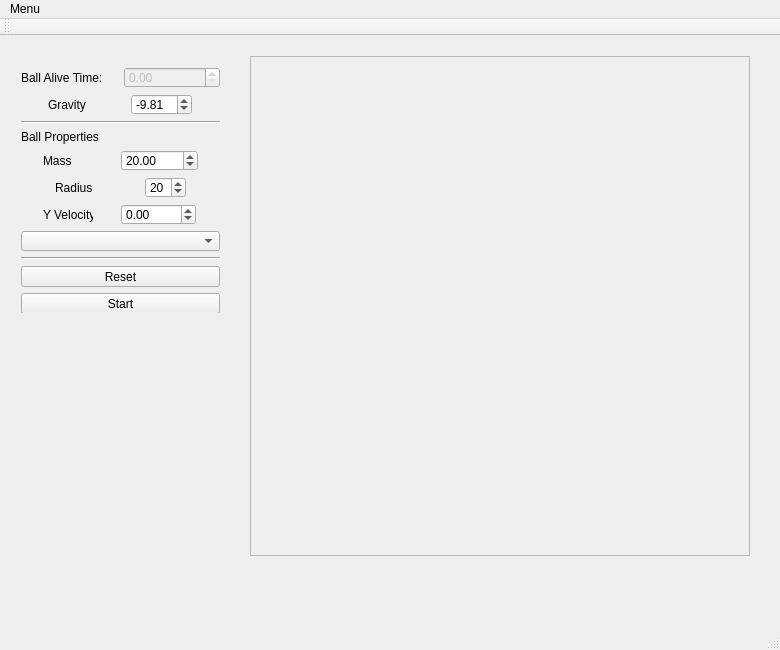
This is forms/gravitymainwindow.ui in ExaByTEz/CS343FinalProject as Qt 5 draws it before an edit. The edited form follows.
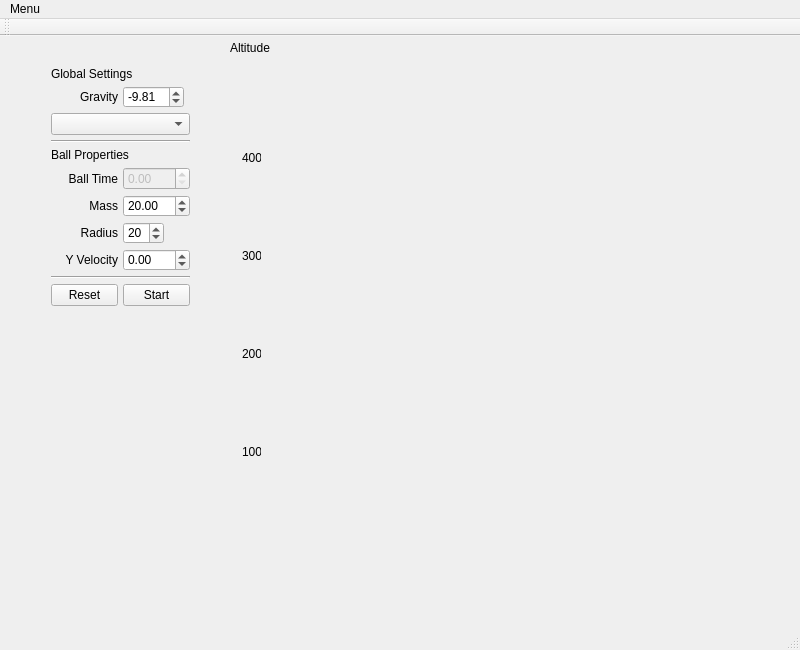
This is the edited form. Custom widgets are drawn as their Qt base class.

```diff
--- a/forms/gravitymainwindow.ui
+++ b/forms/gravitymainwindow.ui
@@ -6,7 +6,7 @@
    <rect>
     <x>0</x>
     <y>0</y>
-    <width>780</width>
+    <width>800</width>
     <height>650</height>
    </rect>
   </property>
@@ -17,121 +17,232 @@
    <string>GravityMainWindow</string>
   </property>
   <widget class="QWidget" name="centralWidget">
-   <widget class="QWidget" name="verticalLayoutWidget">
+   <widget class="GL2DDrawingWidget" name="mainDrawingWidget" native="true">
+    <property name="enabled">
+     <bool>true</bool>
+    </property>
     <property name="geometry">
      <rect>
-      <x>10</x>
+      <x>271</x>
       <y>20</y>
-      <width>221</width>
-      <height>257</height>
+      <width>500</width>
+      <height>500</height>
      </rect>
     </property>
-    <layout class="QVBoxLayout" name="verticalLayout">
+   </widget>
+   <widget class="QWidget" name="verticalLayoutWidget_2">
+    <property name="geometry">
+     <rect>
+      <x>231</x>
+      <y>20</y>
+      <width>41</width>
+      <height>501</height>
+     </rect>
+    </property>
+    <layout class="QVBoxLayout" name="verticalLayout_2">
      <property name="spacing">
-      <number>6</number>
+      <number>0</number>
      </property>
-     <property name="sizeConstraint">
-      <enum>QLayout::SetDefaultConstraint</enum>
-     </property>
-     <property name="bottomMargin">
+     <item>
+      <layout class="QHBoxLayout" name="horizontalLayout_6">
+       <property name="spacing">
+        <number>0</number>
+       </property>
+       <item>
+        <widget class="QLabel" name="label_2">
+         <property name="enabled">
+          <bool>true</bool>
+         </property>
+         <property name="sizePolicy">
+          <sizepolicy hsizetype="Preferred" vsizetype="Preferred">
+           <horstretch>0</horstretch>
+           <verstretch>0</verstretch>
+          </sizepolicy>
+         </property>
+         <property name="maximumSize">
+          <size>
+           <width>20</width>
+           <height>20</height>
+          </size>
+         </property>
+         <property name="text">
+          <string>400</string>
+         </property>
+         <property name="alignment">
+          <set>Qt::AlignLeading|Qt::AlignLeft|Qt::AlignVCenter</set>
+         </property>
+        </widget>
+       </item>
+       <item>
+        <widget class="Line" name="line_5">
+         <property name="frameShadow">
+          <enum>QFrame::Raised</enum>
+         </property>
+         <property name="orientation">
+          <enum>Qt::Horizontal</enum>
+         </property>
+        </widget>
+       </item>
+      </layout>
+     </item>
+     <item>
+      <layout class="QHBoxLayout" name="horizontalLayout_9">
+       <property name="spacing">
       <number>0</number>
      </property>
      <item>
-      <layout class="QHBoxLayout" name="horizontalLayout_4">
+        <widget class="QLabel" name="label_4">
+         <property name="maximumSize">
+          <size>
+           <width>20</width>
+           <height>20</height>
+          </size>
+         </property>
+         <property name="text">
+          <string>300</string>
+         </property>
+        </widget>
+       </item>
        <item>
+        <widget class="Line" name="line_4">
+         <property name="frameShadow">
+          <enum>QFrame::Raised</enum>
+         </property>
+         <property name="orientation">
+          <enum>Qt::Horizontal</enum>
+         </property>
+        </widget>
+       </item>
+      </layout>
+     </item>
+     <item>
+      <layout class="QHBoxLayout" name="horizontalLayout_10">
+       <property name="spacing">
+        <number>0</number>
+       </property>
+       <item>
+        <widget class="QLabel" name="label_5">
+         <property name="maximumSize">
+          <size>
+           <width>20</width>
+           <height>20</height>
+          </size>
+         </property>
+         <property name="text">
+          <string>200</string>
+         </property>
+        </widget>
+       </item>
+       <item>
+        <widget class="Line" name="line_6">
+         <property name="frameShadow">
+          <enum>QFrame::Raised</enum>
+         </property>
+         <property name="orientation">
+          <enum>Qt::Horizontal</enum>
+         </property>
+        </widget>
+       </item>
+      </layout>
+     </item>
+     <item>
+      <layout class="QHBoxLayout" name="horizontalLayout_11">
+       <property name="spacing">
+        <number>0</number>
+       </property>
+       <item>
+        <widget class="QLabel" name="label_6">
+         <property name="maximumSize">
+          <size>
+           <width>20</width>
+           <height>20</height>
+          </size>
+         </property>
+         <property name="text">
+          <string>100</string>
+         </property>
+        </widget>
+       </item>
+       <item>
+        <widget class="Line" name="line_3">
+         <property name="frameShadow">
+          <enum>QFrame::Raised</enum>
+         </property>
+         <property name="orientation">
+          <enum>Qt::Horizontal</enum>
+         </property>
+        </widget>
+       </item>
+      </layout>
+     </item>
+    </layout>
+   </widget>
+   <widget class="QWidget" name="gridLayoutWidget">
+    <property name="geometry">
+     <rect>
+      <x>40</x>
+      <y>20</y>
+      <width>161</width>
+      <height>261</height>
+     </rect>
+    </property>
+    <layout class="QGridLayout" name="gridLayout">
+     <property name="spacing">
+      <number>5</number>
+     </property>
+     <item row="5" column="0">
         <widget class="QLabel" name="label">
          <property name="text">
-          <string>Ball Alive Time:</string>
-         </property>
-        </widget>
-       </item>
-       <item>
-        <widget class="QDoubleSpinBox" name="timeSpinBox">
-         <property name="enabled">
-          <bool>false</bool>
+        <string>Ball Time</string>
+       </property>
+       <property name="alignment">
+        <set>Qt::AlignRight|Qt::AlignTrailing|Qt::AlignVCenter</set>
          </property>
         </widget>
        </item>
-      </layout>
-     </item>
-     <item>
-      <layout class="QHBoxLayout" name="horizontalLayout">
-       <property name="sizeConstraint">
-        <enum>QLayout::SetDefaultConstraint</enum>
-       </property>
-       <property name="topMargin">
-        <number>0</number>
-       </property>
-       <property name="bottomMargin">
-        <number>0</number>
-       </property>
-       <item>
-        <widget class="QLabel" name="gravityLabel">
-         <property name="maximumSize">
-          <size>
-           <width>50</width>
-           <height>25</height>
-          </size>
-         </property>
-         <property name="text">
-          <string>Gravity</string>
-         </property>
-        </widget>
-       </item>
-       <item>
-        <widget class="QDoubleSpinBox" name="gravitySpinBox">
-         <property name="sizePolicy">
-          <sizepolicy hsizetype="Fixed" vsizetype="Fixed">
-           <horstretch>0</horstretch>
-           <verstretch>0</verstretch>
-          </sizepolicy>
-         </property>
-         <property name="minimum">
-          <double>-10.000000000000000</double>
-         </property>
-         <property name="maximum">
-          <double>10.000000000000000</double>
-         </property>
-         <property name="singleStep">
-          <double>1.000000000000000</double>
-         </property>
-         <property name="value">
-          <double>-9.810000000000000</double>
-         </property>
-        </widget>
-       </item>
-      </layout>
-     </item>
-     <item>
+     <item row="3" column="0" colspan="2">
       <widget class="Line" name="line">
        <property name="orientation">
         <enum>Qt::Horizontal</enum>
        </property>
       </widget>
      </item>
-     <item>
-      <widget class="QLabel" name="ballLabel">
+     <item row="0" column="0" colspan="2">
+      <widget class="QLabel" name="label_7">
        <property name="text">
-        <string>Ball Properties</string>
+        <string>Global Settings</string>
        </property>
       </widget>
      </item>
-     <item>
-      <layout class="QHBoxLayout" name="horizontalLayout_2">
-       <item>
-        <widget class="QLabel" name="massLabel">
+     <item row="7" column="0">
+      <widget class="QLabel" name="radiusLabel">
+       <property name="sizePolicy">
+        <sizepolicy hsizetype="Preferred" vsizetype="Preferred">
+         <horstretch>0</horstretch>
+         <verstretch>0</verstretch>
+        </sizepolicy>
+       </property>
+       <property name="minimumSize">
+        <size>
+         <width>0</width>
+         <height>0</height>
+        </size>
+       </property>
          <property name="maximumSize">
           <size>
-           <width>50</width>
+         <width>500</width>
            <height>25</height>
           </size>
          </property>
          <property name="text">
-          <string>Mass</string>
+        <string>Radius</string>
+       </property>
+       <property name="alignment">
+        <set>Qt::AlignRight|Qt::AlignTrailing|Qt::AlignVCenter</set>
          </property>
         </widget>
        </item>
-       <item>
+     <item row="6" column="1">
         <widget class="QDoubleSpinBox" name="massSpinBox">
          <property name="enabled">
           <bool>true</bool>
@@ -156,60 +267,42 @@
          </property>
         </widget>
        </item>
-      </layout>
-     </item>
-     <item>
-      <layout class="QHBoxLayout" name="horizontalLayout_3">
-       <item>
-        <widget class="QLabel" name="radiusLabel">
-         <property name="maximumSize">
-          <size>
-           <width>50</width>
-           <height>25</height>
-          </size>
-         </property>
-         <property name="text">
-          <string>Radius</string>
-         </property>
-        </widget>
-       </item>
-       <item>
-        <widget class="QSpinBox" name="radiusSpinBox">
-         <property name="enabled">
-          <bool>true</bool>
-         </property>
-         <property name="sizePolicy">
-          <sizepolicy hsizetype="Fixed" vsizetype="Fixed">
-           <horstretch>0</horstretch>
-           <verstretch>0</verstretch>
-          </sizepolicy>
-         </property>
-         <property name="minimum">
-          <number>1</number>
-         </property>
-         <property name="value">
-          <number>20</number>
-         </property>
-        </widget>
-       </item>
-      </layout>
-     </item>
-     <item>
-      <layout class="QHBoxLayout" name="horizontalLayout_5">
-       <item>
+     <item row="8" column="0">
         <widget class="QLabel" name="yVelocityLabel">
          <property name="maximumSize">
           <size>
-           <width>50</width>
+         <width>500</width>
            <height>25</height>
           </size>
          </property>
+       <property name="layoutDirection">
+        <enum>Qt::LeftToRight</enum>
+       </property>
          <property name="text">
           <string>Y Velocity</string>
          </property>
-        </widget>
-       </item>
-       <item>
+       <property name="alignment">
+        <set>Qt::AlignRight|Qt::AlignTrailing|Qt::AlignVCenter</set>
+       </property>
+      </widget>
+     </item>
+     <item row="6" column="0">
+      <widget class="QLabel" name="massLabel">
+       <property name="maximumSize">
+        <size>
+         <width>500</width>
+         <height>25</height>
+        </size>
+       </property>
+       <property name="text">
+        <string>Mass</string>
+       </property>
+       <property name="alignment">
+        <set>Qt::AlignRight|Qt::AlignTrailing|Qt::AlignVCenter</set>
+       </property>
+      </widget>
+     </item>
+     <item row="8" column="1">
         <widget class="QDoubleSpinBox" name="yVelocitySpinBox">
          <property name="enabled">
           <bool>true</bool>
@@ -234,89 +327,134 @@
          </property>
         </widget>
        </item>
-      </layout>
+     <item row="5" column="1">
+      <widget class="QDoubleSpinBox" name="timeSpinBox">
+       <property name="enabled">
+        <bool>false</bool>
+       </property>
+      </widget>
      </item>
-     <item>
+     <item row="2" column="0" colspan="2">
       <widget class="QComboBox" name="comboBox">
        <property name="insertPolicy">
         <enum>QComboBox::InsertAtBottom</enum>
        </property>
       </widget>
      </item>
-     <item>
-      <widget class="Line" name="line_2">
-       <property name="orientation">
-        <enum>Qt::Horizontal</enum>
+     <item row="1" column="0">
+      <widget class="QLabel" name="gravityLabel">
+       <property name="maximumSize">
+        <size>
+         <width>500</width>
+         <height>25</height>
+        </size>
        </property>
+       <property name="text">
+        <string>Gravity</string>
+       </property>
+       <property name="alignment">
+        <set>Qt::AlignRight|Qt::AlignTrailing|Qt::AlignVCenter</set>
+       </property>
       </widget>
      </item>
-     <item>
+     <item row="4" column="0" colspan="2">
+      <widget class="QLabel" name="ballLabel">
+       <property name="maximumSize">
+        <size>
+         <width>16777215</width>
+         <height>20</height>
+        </size>
+       </property>
+       <property name="text">
+        <string>Ball Properties</string>
+       </property>
+      </widget>
+     </item>
+     <item row="10" column="0">
       <widget class="QPushButton" name="resetButton">
        <property name="text">
         <string>Reset</string>
        </property>
       </widget>
      </item>
-     <item>
+     <item row="9" column="0" colspan="2">
+      <widget class="Line" name="line_2">
+       <property name="orientation">
+        <enum>Qt::Horizontal</enum>
+       </property>
+      </widget>
+     </item>
+     <item row="10" column="1">
       <widget class="QPushButton" name="startButton">
        <property name="text">
         <string>Start</string>
        </property>
       </widget>
      </item>
-    </layout>
-   </widget>
-   <widget class="QGraphicsView" name="graphicsView">
-    <property name="enabled">
-     <bool>false</bool>
-    </property>
-    <property name="geometry">
-     <rect>
-      <x>250</x>
-      <y>20</y>
-      <width>500</width>
-      <height>500</height>
-     </rect>
-    </property>
-    <property name="maximumSize">
-     <size>
-      <width>500</width>
-      <height>500</height>
-     </size>
-    </property>
-    <property name="mouseTracking">
-     <bool>false</bool>
-    </property>
-    <property name="focusPolicy">
-     <enum>Qt::StrongFocus</enum>
-    </property>
-    <property name="verticalScrollBarPolicy">
-     <enum>Qt::ScrollBarAlwaysOff</enum>
-    </property>
-    <property name="horizontalScrollBarPolicy">
-     <enum>Qt::ScrollBarAlwaysOff</enum>
-    </property>
-    <property name="sceneRect">
-     <rectf>
-      <x>0.000000000000000</x>
-      <y>0.000000000000000</y>
-      <width>500.000000000000000</width>
-      <height>500.000000000000000</height>
-     </rectf>
-    </property>
-   </widget>
-   <widget class="GL2DDrawingWidget" name="mainDrawingWidget" native="true">
+     <item row="1" column="1">
+      <widget class="QDoubleSpinBox" name="gravitySpinBox">
+       <property name="sizePolicy">
+        <sizepolicy hsizetype="Fixed" vsizetype="Fixed">
+         <horstretch>0</horstretch>
+         <verstretch>0</verstretch>
+        </sizepolicy>
+       </property>
+       <property name="minimum">
+        <double>-10.000000000000000</double>
+       </property>
+       <property name="maximum">
+        <double>10.000000000000000</double>
+       </property>
+       <property name="singleStep">
+        <double>1.000000000000000</double>
+       </property>
+       <property name="value">
+        <double>-9.810000000000000</double>
+       </property>
+      </widget>
+     </item>
+     <item row="7" column="1">
+      <widget class="QSpinBox" name="radiusSpinBox">
     <property name="enabled">
      <bool>true</bool>
     </property>
+       <property name="sizePolicy">
+        <sizepolicy hsizetype="Fixed" vsizetype="Fixed">
+         <horstretch>0</horstretch>
+         <verstretch>0</verstretch>
+        </sizepolicy>
+       </property>
+       <property name="layoutDirection">
+        <enum>Qt::LeftToRight</enum>
+       </property>
+       <property name="autoFillBackground">
+        <bool>false</bool>
+       </property>
+       <property name="alignment">
+        <set>Qt::AlignLeading|Qt::AlignLeft|Qt::AlignVCenter</set>
+       </property>
+       <property name="minimum">
+        <number>1</number>
+       </property>
+       <property name="value">
+        <number>20</number>
+       </property>
+      </widget>
+     </item>
+    </layout>
+   </widget>
+   <widget class="QLabel" name="label_8">
     <property name="geometry">
      <rect>
-      <x>250</x>
-      <y>20</y>
-      <width>500</width>
-      <height>500</height>
+      <x>230</x>
+      <y>5</y>
+      <width>47</width>
+      <height>13</height>
      </rect>
     </property>
+    <property name="text">
+     <string>Altitude</string>
+    </property>
    </widget>
   </widget>
   <widget class="QMenuBar" name="menuBar">
@@ -324,7 +462,7 @@
     <rect>
      <x>0</x>
      <y>0</y>
-     <width>780</width>
+     <width>800</width>
      <height>18</height>
     </rect>
    </property>
```
Left out of the diff: 5 changed lines with no effect on the pictures. Lines whose indentation alone changed are shown as unchanged.
